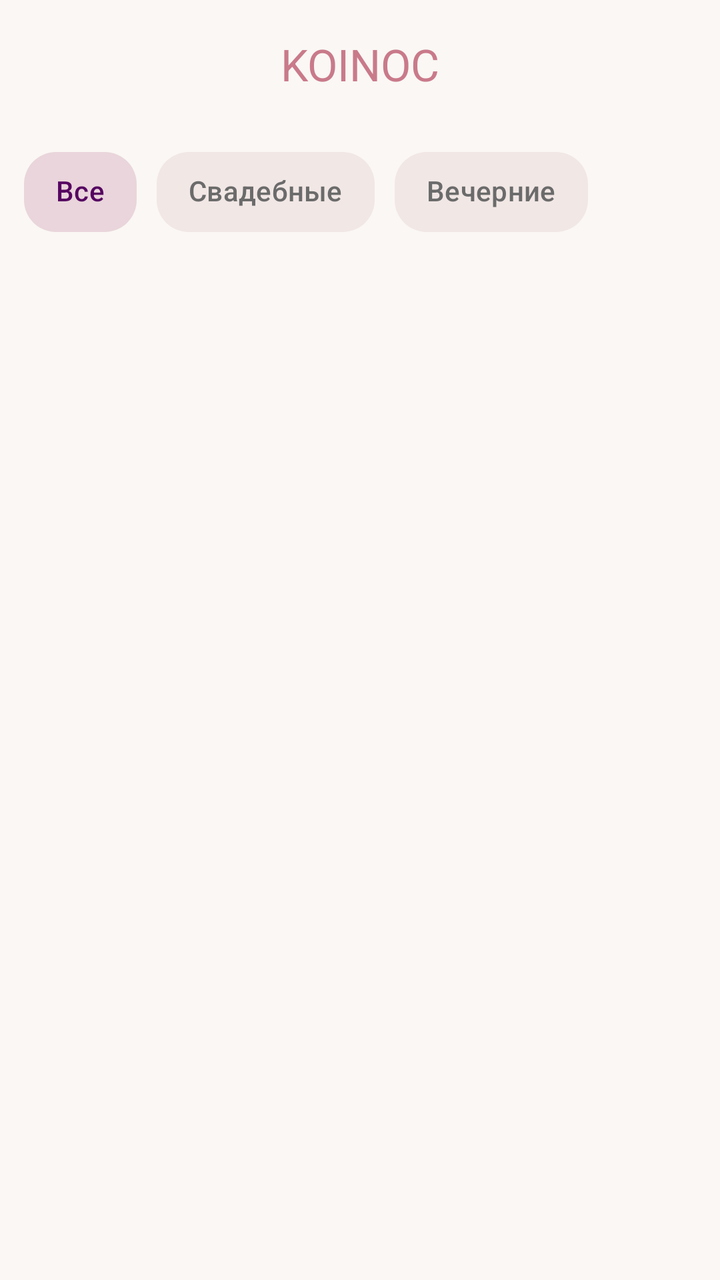
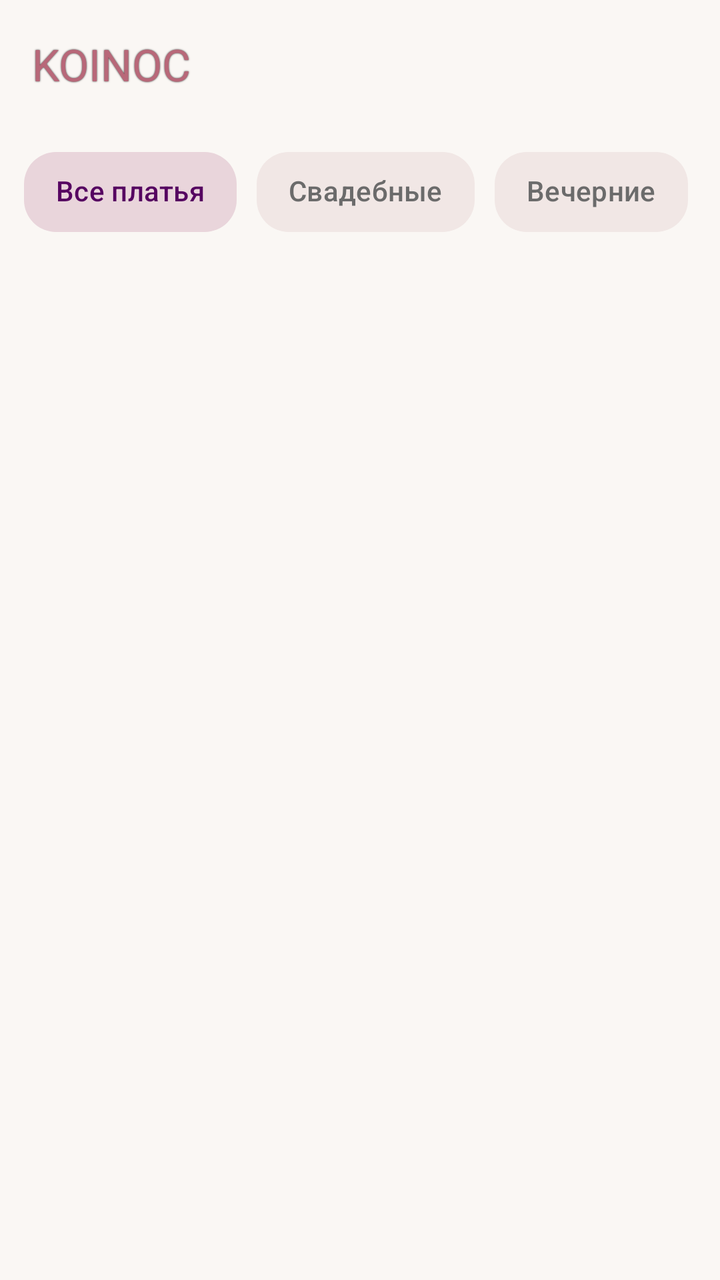

The first picture is an Android layout as it rendered before a commit; the second is the same layout after the commit. The layout source and the unified diff follow.
<!-- AndroidManifest.xml: application theme Theme.DressCatalog -->
<!-- res/layout/activity_main.xml -->
<?xml version="1.0" encoding="utf-8"?>
<androidx.constraintlayout.widget.ConstraintLayout
    xmlns:android="http://schemas.android.com/apk/res/android"
    xmlns:app="http://schemas.android.com/apk/res-auto"
    android:layout_width="match_parent"
    android:layout_height="match_parent"
    android:background="@color/bg_milk">

    
    <com.google.android.material.appbar.MaterialToolbar
        android:id="@+id/toolbar"
        android:layout_width="0dp"
        android:layout_height="?attr/actionBarSize"
        android:background="@color/bg_milk"
        app:title="KOINOC"
        app:titleTextColor="@color/brand_rose"
        app:titleCentered="true"
        app:layout_constraintTop_toTopOf="parent"
        app:layout_constraintStart_toStartOf="parent"
        app:layout_constraintEnd_toEndOf="parent"/>

    
    <HorizontalScrollView
        android:id="@+id/chipsScroll"
        android:layout_width="0dp"
        android:layout_height="wrap_content"
        android:fillViewport="true"
        android:scrollbars="none"
        android:paddingStart="12dp"
        android:paddingEnd="12dp"
        android:paddingTop="8dp"
        android:paddingBottom="6dp"
        app:layout_constraintTop_toBottomOf="@id/toolbar"
        app:layout_constraintStart_toStartOf="parent"
        app:layout_constraintEnd_toEndOf="parent">

        <com.google.android.material.chip.ChipGroup
            android:id="@+id/chipGroup"
            android:layout_width="wrap_content"
            android:layout_height="wrap_content"
            app:singleSelection="true"
            app:selectionRequired="true"
            app:chipSpacingHorizontal="10dp">

            <com.google.android.material.chip.Chip
                android:id="@+id/chipAll"
                style="@style/ChipKoinoc"
                android:layout_width="wrap_content"
                android:layout_height="wrap_content"
                android:text="Все"
                android:checkable="true"
                android:checked="true"/>

            <com.google.android.material.chip.Chip
                android:id="@+id/chipWedding"
                style="@style/ChipKoinoc"
                android:layout_width="wrap_content"
                android:layout_height="wrap_content"
                android:text="Свадебные"
                android:checkable="true"/>

            <com.google.android.material.chip.Chip
                android:id="@+id/chipEvening"
                style="@style/ChipKoinoc"
                android:layout_width="wrap_content"
                android:layout_height="wrap_content"
                android:text="Вечерние"
                android:checkable="true"/>


        </com.google.android.material.chip.ChipGroup>

    </HorizontalScrollView>

    
    <TextView
        android:id="@+id/tvState"
        android:layout_width="0dp"
        android:layout_height="wrap_content"
        android:text="Загрузка..."
        android:textColor="@color/text_muted"
        android:padding="12dp"
        android:visibility="gone"
        app:layout_constraintTop_toBottomOf="@id/chipsScroll"
        app:layout_constraintStart_toStartOf="parent"
        app:layout_constraintEnd_toEndOf="parent"/>

    
    <androidx.recyclerview.widget.RecyclerView
        android:id="@+id/recycler"
        android:layout_width="0dp"
        android:layout_height="0dp"
        android:padding="12dp"
        android:clipToPadding="false"
        app:layout_constraintTop_toBottomOf="@id/tvState"
        app:layout_constraintBottom_toBottomOf="parent"
        app:layout_constraintStart_toStartOf="parent"
        app:layout_constraintEnd_toEndOf="parent"/>

</androidx.constraintlayout.widget.ConstraintLayout>
<!-- resources referenced by this layout -->
<resources>
  <color name="bg_milk">#FAF7F4</color>
  <color name="brand_rose">#C97A8A</color>
  <color name="text_muted">#6B6B6B</color>
  <style name="ChipKoinoc" parent="Widget.Material3.Chip.Assist">
          <item name="shapeAppearanceOverlay">@style/KoinocChipShape</item>
  
          <item name="chipMinHeight">40dp</item>
          <item name="android:textStyle">bold</item>
  
          <item name="chipBackgroundColor">@color/chip_bg_selector</item>
          <item name="android:textColor">@color/chip_text_selector</item>
  
          <item name="chipStrokeWidth">0dp</item>
          <item name="checkedIconVisible">false</item>
          <item name="rippleColor">@android:color/transparent</item>
      </style>
  <style name="Theme.DressCatalog" parent="Base.Theme.DressCatalog" />
  <style name="KoinocChipShape">
          <item name="cornerFamily">rounded</item>
          <item name="cornerSize">16dp</item>
      </style>
  <style name="Base.Theme.DressCatalog" parent="Theme.Material3.DayNight.NoActionBar">
          
          
      </style>
</resources>

<!-- the commit's change to res/layout/activity_main.xml (unified diff, before → after) -->
@@ -13,66 +13,71 @@
         android:layout_height="?attr/actionBarSize"
         android:background="@color/bg_milk"
         app:title="KOINOC"
-        app:titleTextColor="@color/brand_rose"
-        app:titleCentered="true"
+        app:titleTextColor="@color/brand_rose_dark"
+        app:titleTextAppearance="@style/TitleKoinoc"
+        app:iconTint="@color/icon_rose"
+        app:titleCentered="false"
+        app:titleMarginStart="16dp"
         app:layout_constraintTop_toTopOf="parent"
         app:layout_constraintStart_toStartOf="parent"
         app:layout_constraintEnd_toEndOf="parent"/>
 
-    
+
     <HorizontalScrollView
         android:id="@+id/chipsScroll"
         android:layout_width="0dp"
         android:layout_height="wrap_content"
         android:fillViewport="true"
+        android:paddingStart="12dp"
+        android:paddingTop="8dp"
+        android:paddingEnd="12dp"
+        android:paddingBottom="6dp"
         android:scrollbars="none"
-        android:paddingStart="12dp"
-        android:paddingEnd="12dp"
-        android:paddingTop="8dp"
-        android:paddingBottom="6dp"
-        app:layout_constraintTop_toBottomOf="@id/toolbar"
+        app:layout_constraintEnd_toEndOf="parent"
+        app:layout_constraintHorizontal_bias="1.0"
         app:layout_constraintStart_toStartOf="parent"
-        app:layout_constraintEnd_toEndOf="parent">
+        app:layout_constraintTop_toBottomOf="@id/toolbar">
 
         <com.google.android.material.chip.ChipGroup
             android:id="@+id/chipGroup"
             android:layout_width="wrap_content"
             android:layout_height="wrap_content"
-            app:singleSelection="true"
+            app:chipSpacingHorizontal="10dp"
             app:selectionRequired="true"
-            app:chipSpacingHorizontal="10dp">
+            app:singleSelection="true">
 
+
+            
             <com.google.android.material.chip.Chip
                 android:id="@+id/chipAll"
                 style="@style/ChipKoinoc"
                 android:layout_width="wrap_content"
                 android:layout_height="wrap_content"
-                android:text="Все"
                 android:checkable="true"
-                android:checked="true"/>
+                android:checked="true"
+                android:text="Все платья" />
 
             <com.google.android.material.chip.Chip
                 android:id="@+id/chipWedding"
                 style="@style/ChipKoinoc"
                 android:layout_width="wrap_content"
                 android:layout_height="wrap_content"
-                android:text="Свадебные"
-                android:checkable="true"/>
+                android:checkable="true"
+                android:text="Свадебные" />
 
             <com.google.android.material.chip.Chip
                 android:id="@+id/chipEvening"
                 style="@style/ChipKoinoc"
                 android:layout_width="wrap_content"
                 android:layout_height="wrap_content"
-                android:text="Вечерние"
-                android:checkable="true"/>
+                android:checkable="true"
+                android:text="Вечерние" />
 
 
         </com.google.android.material.chip.ChipGroup>
 
     </HorizontalScrollView>
 
-    
     <TextView
         android:id="@+id/tvState"
         android:layout_width="0dp"
@@ -85,7 +90,7 @@
         app:layout_constraintStart_toStartOf="parent"
         app:layout_constraintEnd_toEndOf="parent"/>
 
-    
+
     <androidx.recyclerview.widget.RecyclerView
         android:id="@+id/recycler"
         android:layout_width="0dp"
<!-- resource entries referenced after the edit -->
@@ -1,6 +1,8 @@
 <!-- resources referenced by this layout -->
 <resources>
   <color name="bg_milk">#FAF7F4</color>
+  <color name="brand_rose_dark">#B86879</color>
+  <color name="icon_rose">#C97A8A</color>
   <color name="brand_rose">#C97A8A</color>
   <color name="text_muted">#6B6B6B</color>
   <style name="ChipKoinoc" parent="Widget.Material3.Chip.Assist">
@@ -16,6 +18,13 @@
           <item name="checkedIconVisible">false</item>
           <item name="rippleColor">@android:color/transparent</item>
       </style>
+  <style name="TitleKoinoc" parent="TextAppearance.Material3.TitleLarge">
+          <item name="android:textColor">@color/brand_rose</item>
+          <item name="android:shadowColor">#CC000000</item>
+          <item name="android:shadowDx">0</item>
+          <item name="android:shadowDy">0</item>
+          <item name="android:shadowRadius">1.5</item>
+      </style>
   <style name="Theme.DressCatalog" parent="Base.Theme.DressCatalog" />
   <style name="KoinocChipShape">
           <item name="cornerFamily">rounded</item>
